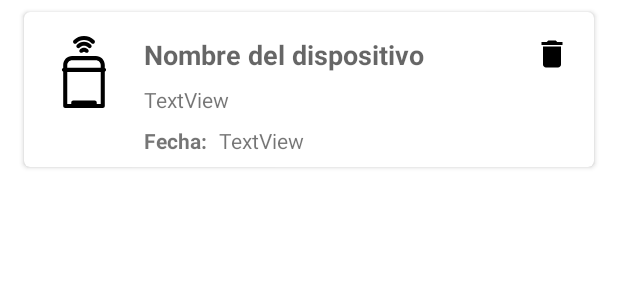
After one commit to GTI-Proyecto-IoT-App/AplicacionAndroid, an Android app: the layout item_recycler_notificacion.xml on its own in the app's theme, with its tools: preview values and no code run, on a phone screen of 412 x 824 dp. The commit adds this screen. Shown: the top 300 px of the screen. Run offline under Robolectric (Android 15) with nearby library versions, the light colour scheme and no system bars.

Commit message:
Leer notificaciones

```diff
--- a/app/src/main/java/com/example/androidappgestionbasura/datos/firebase/constants/FirebaseConstants.java
+++ b/app/src/main/java/com/example/androidappgestionbasura/datos/firebase/constants/FirebaseConstants.java
@@ -7,6 +7,7 @@ package com.example.androidappgestionbasura.datos.firebase.constants;
  */
 public class FirebaseConstants {
 
+    public static final String TABLA_NOTIFICACION = "notificaciones";
     public static String TABLA_USUARIOS = "usuarios";
     public static String TABLA_DISPOSITIVOS = "dispositivos";
     public static String TABLA_BASURAS_MUNICIPALES = "basurasMunicipales";
--- /dev/null
+++ b/app/src/main/res/layout/item_recycler_notificacion.xml
@@ -0,0 +1,89 @@
+<?xml version="1.0" encoding="utf-8"?>
+<androidx.cardview.widget.CardView xmlns:tools="http://schemas.android.com/tools"
+    android:layout_width="match_parent"
+    android:layout_height="wrap_content"
+    xmlns:android="http://schemas.android.com/apk/res/android"
+    xmlns:app="http://schemas.android.com/apk/res-auto"
+    android:elevation="16dp"
+    android:layout_marginHorizontal="16dp"
+    android:layout_marginVertical="8dp"
+    app:cardCornerRadius="4dp"
+    android:padding="4dp">
+
+
+    <androidx.constraintlayout.widget.ConstraintLayout
+        android:id="@+id/layoutDetalles"
+        android:layout_width="match_parent"
+        android:layout_height="wrap_content"
+        android:padding="8dp">
+
+
+        <ImageView
+            android:id="@+id/foto"
+            android:layout_width="?android:attr/listPreferredItemHeight"
+            android:layout_height="?android:attr/listPreferredItemHeight"
+            android:contentDescription="fotografía"
+            android:padding="8dp"
+            android:src="@drawable/ic_smart_trash"
+            app:layout_constraintLeft_toLeftOf="parent"
+            app:layout_constraintTop_toTopOf="parent"
+            app:srcCompat="@mipmap/ic_launcher" />
+
+        <TextView
+            android:id="@+id/nombre"
+            android:layout_width="0dp"
+            android:layout_height="wrap_content"
+            android:layout_marginStart="8dp"
+            android:layout_marginTop="8dp"
+            android:maxLines="1"
+            android:text="Nombre del dispositivo"
+            android:textAppearance="?android:attr/textAppearanceMedium"
+            android:textStyle="bold"
+            app:layout_constraintStart_toEndOf="@+id/foto"
+            app:layout_constraintTop_toTopOf="parent" />
+
+        <TextView
+            android:id="@+id/descripcion"
+            android:layout_width="0dp"
+            android:layout_height="wrap_content"
+            android:layout_marginTop="8dp"
+            android:ellipsize="end"
+            android:maxLines="2"
+            android:text="Fecha:"
+            android:textStyle="bold"
+            app:layout_constraintStart_toStartOf="@+id/nombre"
+            app:layout_constraintTop_toBottomOf="@+id/tvDescrpcion" />
+
+        <TextView
+            android:id="@+id/tvFecha"
+            android:layout_width="0dp"
+            android:layout_height="wrap_content"
+            android:layout_marginStart="8dp"
+            android:layout_marginTop="8dp"
+            android:text="TextView"
+            app:layout_constraintEnd_toEndOf="parent"
+            app:layout_constraintStart_toEndOf="@+id/descripcion"
+            app:layout_constraintTop_toBottomOf="@+id/tvDescrpcion" />
+
+        <TextView
+            android:id="@+id/tvDescrpcion"
+            android:layout_width="wrap_content"
+            android:layout_height="wrap_content"
+            android:layout_marginTop="8dp"
+            android:text="TextView"
+            app:layout_constraintStart_toStartOf="@+id/nombre"
+            app:layout_constraintTop_toBottomOf="@+id/nombre" />
+
+        <ImageView
+            android:id="@+id/btnBorrar"
+            android:layout_width="wrap_content"
+            android:layout_height="wrap_content"
+            android:layout_marginTop="8dp"
+            android:layout_marginEnd="8dp"
+            app:layout_constraintEnd_toEndOf="parent"
+            app:layout_constraintTop_toTopOf="parent"
+            app:srcCompat="@drawable/ic_delete_24px" />
+
+    </androidx.constraintlayout.widget.ConstraintLayout>
+
+</androidx.cardview.widget.CardView>
--- a/app/src/main/res/values/strings.xml
+++ b/app/src/main/res/values/strings.xml
@@ -80,6 +80,7 @@
     <string name="huella_co2_reducido">Has reducido</string>
     <string name="equivale_a">Equivale a</string>
     <string name="arboles_plantados">arboles plantados</string>
+    <string name="dispositivo_sin_conexion">Ha perdido la conexion a internet</string>
 
 
 </resources>
```
Also changed, not shown: app/src/main/java/com/example/androidappgestionbasura/casos_uso/CasosUsoNotificacion.java (added, +31 -0 lines), app/src/main/java/com/example/androidappgestionbasura/model/notificaciones/ListaNotifiaciones.java (added, +26 -0 lines), app/src/main/java/com/example/androidappgestionbasura/model/notificaciones/Notificacion.java (added, +63 -0 lines), app/src/main/java/com/example/androidappgestionbasura/model/notificaciones/TipoNotificacion.java (added, +17 -0 lines), app/src/main/java/com/example/androidappgestionbasura/presentacion/HomeActivityPackage/NotifiacionesFragment.java (+54 -1 lines), app/src/main/java/com/example/androidappgestionbasura/presentacion/adapters/AdaptadorNotificacionesFirestoreUI.java (added, +104 -0 lines), app/src/main/java/com/example/androidappgestionbasura/repository/NotificacionRepository.java (added, +14 -0 lines), app/src/main/java/com/example/androidappgestionbasura/repository/impl/NotificacionRepositoryImpl.java (added, +50 -0 lines), app/src/main/java/com/example/androidappgestionbasura/repository/impl/UsuariosRepositoryImpl.java (+4 -4 lines), app/src/main/java/com/example/androidappgestionbasura/utility/Utility.java (+12 -0 lines), app/src/main/res/layout/fragment_mis_notificaciones.xml (+4 -10 lines).
